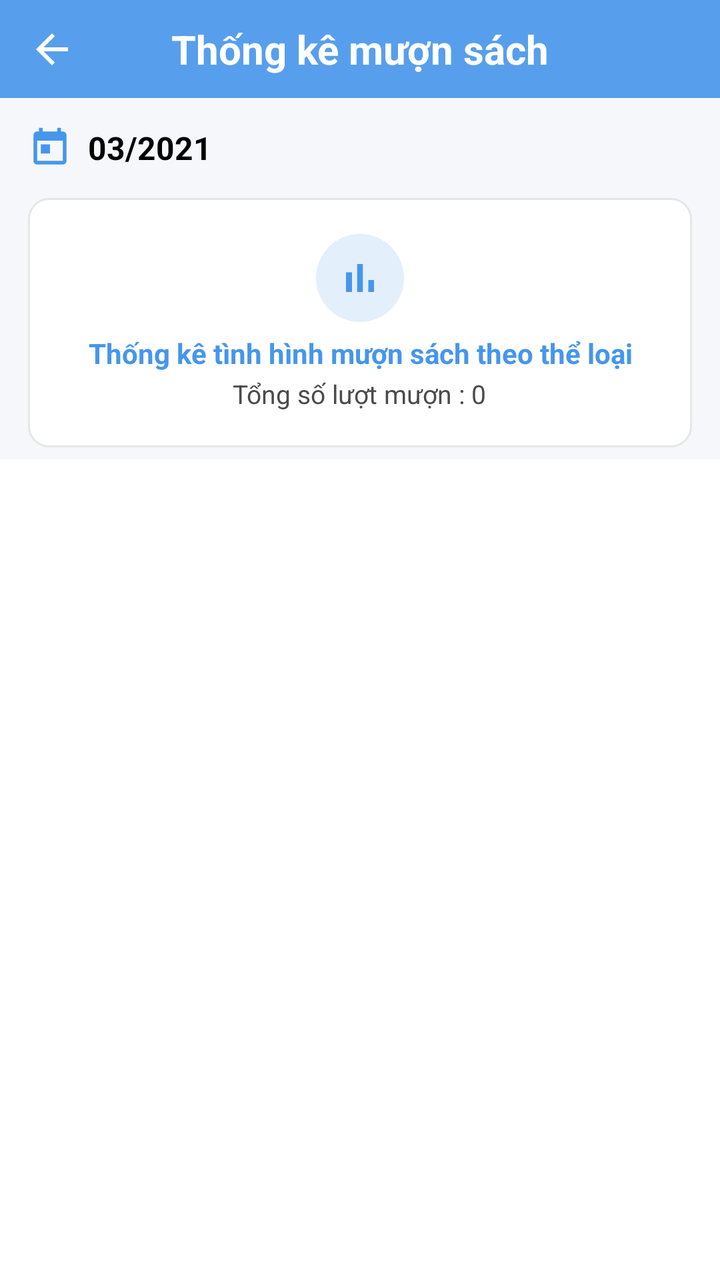
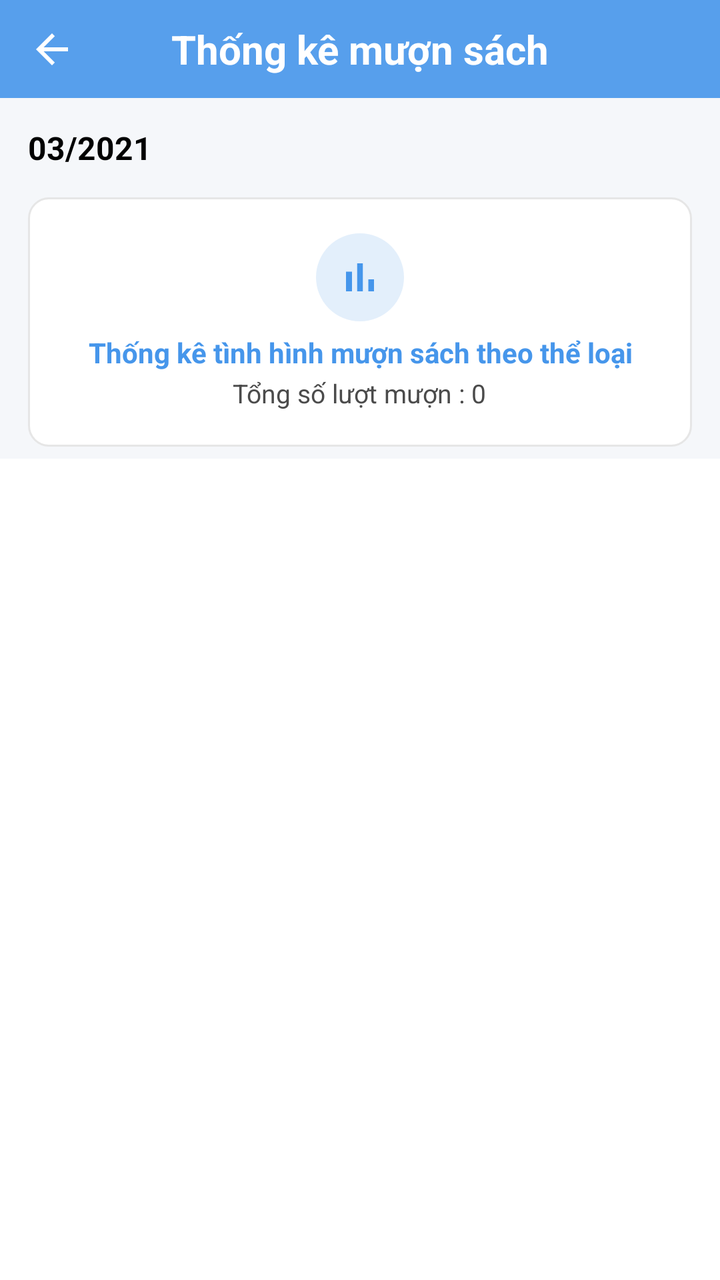

Before-and-after screenshots of an Android layout around one commit, followed by the original layout XML and the change that was made.
<!-- AndroidManifest.xml: application theme Theme.QuanLyThuVien -->
<!-- res/layout/activity_baocao_chitiet.xml -->
<?xml version="1.0" encoding="utf-8"?>
<androidx.constraintlayout.widget.ConstraintLayout xmlns:android="http://schemas.android.com/apk/res/android"
    xmlns:app="http://schemas.android.com/apk/res-auto"
    android:layout_width="match_parent"
    android:layout_height="match_parent"
    android:background="#F5F7FA">

    <androidx.constraintlayout.widget.ConstraintLayout
        android:id="@+id/header"
        android:layout_width="0dp"
        android:layout_height="49dp"
        android:background="@drawable/bg_header_sach"
        app:layout_constraintTop_toTopOf="parent"
        app:layout_constraintStart_toStartOf="parent"
        app:layout_constraintEnd_toEndOf="parent">

        <ImageView
            android:id="@+id/btnBack"
            android:layout_width="28dp"
            android:layout_height="28dp"
            android:layout_marginStart="12dp"
            android:padding="2dp"
            android:src="@drawable/ic_arrow_back"
            android:background="?attr/selectableItemBackgroundBorderless"
            android:contentDescription="Quay lại"
            app:layout_constraintTop_toTopOf="parent"
            app:layout_constraintBottom_toBottomOf="parent"
            app:layout_constraintStart_toStartOf="parent" />

        <TextView
            android:id="@+id/tvHeaderTitle"
            android:layout_width="wrap_content"
            android:layout_height="wrap_content"
            android:text="Thống kê mượn sách"
            android:textColor="#FFFFFF"
            android:textSize="20sp"
            android:textStyle="bold"
            app:layout_constraintTop_toTopOf="parent"
            app:layout_constraintBottom_toBottomOf="parent"
            app:layout_constraintStart_toStartOf="parent"
            app:layout_constraintEnd_toEndOf="parent" />
    </androidx.constraintlayout.widget.ConstraintLayout>

    <LinearLayout
        android:id="@+id/monthRow"
        android:layout_width="0dp"
        android:layout_height="wrap_content"
        android:orientation="horizontal"
        android:gravity="center_vertical"
        android:padding="14dp"
        android:clickable="true"
        android:focusable="true"
        app:layout_constraintTop_toBottomOf="@id/header"
        app:layout_constraintStart_toStartOf="parent"
        app:layout_constraintEnd_toEndOf="parent">

        <ImageView
            android:layout_width="22dp"
            android:layout_height="22dp"
            android:src="@drawable/ic_calendar"
            android:contentDescription="Tháng" />

        <TextView
            android:id="@+id/tvMonth"
            android:layout_width="wrap_content"
            android:layout_height="wrap_content"
            android:layout_marginStart="8dp"
            android:text="03/2021"
            android:textColor="#000000"
            android:textSize="16sp"
            android:textStyle="bold" />
    </LinearLayout>

    <LinearLayout
        android:id="@+id/summaryCard"
        android:layout_width="0dp"
        android:layout_height="wrap_content"
        android:layout_marginHorizontal="14dp"
        android:orientation="vertical"
        android:gravity="center"
        android:padding="18dp"
        android:background="@drawable/bg_phieu_card"
        app:layout_constraintTop_toBottomOf="@id/monthRow"
        app:layout_constraintStart_toStartOf="parent"
        app:layout_constraintEnd_toEndOf="parent">

        <FrameLayout
            android:layout_width="44dp"
            android:layout_height="44dp"
            android:background="@drawable/bg_avatar_circle">

            <ImageView
                android:layout_width="match_parent"
                android:layout_height="match_parent"
                android:padding="10dp"
                android:src="@drawable/ic_chart_bar"
                android:contentDescription="Biểu đồ" />
        </FrameLayout>

        <TextView
            android:id="@+id/tvSummaryTitle"
            android:layout_width="wrap_content"
            android:layout_height="wrap_content"
            android:layout_marginTop="6dp"
            android:gravity="center"
            android:text="Thống kê tình hình mượn sách theo thể loại"
            android:textColor="#4696EB"
            android:textSize="14sp"
            android:textStyle="bold" />

        <TextView
            android:id="@+id/tvTotal"
            android:layout_width="wrap_content"
            android:layout_height="wrap_content"
            android:layout_marginTop="2dp"
            android:text="Tổng số lượt mượn : 0"
            android:textColor="#4B4B4B"
            android:textSize="13sp" />
    </LinearLayout>

    <androidx.recyclerview.widget.RecyclerView
        android:id="@+id/rvTheLoai"
        android:layout_width="0dp"
        android:layout_height="0dp"
        android:layout_marginTop="6dp"
        android:background="#FFFFFF"
        app:layout_constraintTop_toBottomOf="@id/summaryCard"
        app:layout_constraintStart_toStartOf="parent"
        app:layout_constraintEnd_toEndOf="parent"
        app:layout_constraintBottom_toBottomOf="parent" />

    <TextView
        android:id="@+id/tvEmpty"
        android:layout_width="wrap_content"
        android:layout_height="wrap_content"
        android:text="Không có dữ liệu trong tháng này"
        android:textColor="#9AA3AE"
        android:textSize="14sp"
        android:visibility="gone"
        app:layout_constraintTop_toTopOf="@id/rvTheLoai"
        app:layout_constraintBottom_toBottomOf="@id/rvTheLoai"
        app:layout_constraintStart_toStartOf="@id/rvTheLoai"
        app:layout_constraintEnd_toEndOf="@id/rvTheLoai" />

</androidx.constraintlayout.widget.ConstraintLayout>
<!-- resources referenced by this layout -->
<resources>
  <!-- drawable bg_avatar_circle (drawable) -->
  <?xml version="1.0" encoding="utf-8"?>
  <shape xmlns:android="http://schemas.android.com/apk/res/android"
      android:shape="oval">
      <solid android:color="#E3EFFB" />
  </shape>
  <!-- drawable bg_header_sach (drawable) -->
  <?xml version="1.0" encoding="utf-8"?>
  <shape xmlns:android="http://schemas.android.com/apk/res/android"
      android:shape="rectangle">
      <solid android:color="#E64696EB" />
  </shape>
  <!-- drawable bg_phieu_card (drawable) -->
  <?xml version="1.0" encoding="utf-8"?>
  <shape xmlns:android="http://schemas.android.com/apk/res/android"
      android:shape="rectangle">
      <solid android:color="#FFFFFF" />
      <stroke android:width="1dp" android:color="#E6E6E6" />
      <corners android:radius="10dp" />
  </shape>
  <!-- drawable ic_arrow_back (drawable) -->
  <vector xmlns:android="http://schemas.android.com/apk/res/android"
      android:width="24dp"
      android:height="24dp"
      android:viewportWidth="24"
      android:viewportHeight="24"
      android:tint="#FFFFFF">
      <path
          android:fillColor="#FFFFFF"
          android:pathData="M20,11H7.83l5.59,-5.59L12,4l-8,8 8,8 1.41,-1.41L7.83,13H20v-2z"/>
  </vector>
  <!-- drawable ic_calendar (drawable) -->
  <?xml version="1.0" encoding="utf-8"?>
  <vector xmlns:android="http://schemas.android.com/apk/res/android"
      android:width="22dp"
      android:height="22dp"
      android:viewportWidth="24"
      android:viewportHeight="24"
      android:tint="#4696EB">
      <path
          android:fillColor="#4696EB"
          android:pathData="M19,3h-1V1h-2v2H8V1H6v2H5c-1.11,0 -1.99,0.9 -1.99,2L3,19c0,1.1 0.89,2 2,2h14c1.1,0 2,-0.9 2,-2V5c0,-1.1 -0.9,-2 -2,-2zM19,19H5V8h14v11zM7,10h5v5H7z" />
  </vector>
  <!-- drawable ic_chart_bar (drawable) -->
  <?xml version="1.0" encoding="utf-8"?>
  <vector xmlns:android="http://schemas.android.com/apk/res/android"
      android:width="24dp"
      android:height="24dp"
      android:viewportWidth="24"
      android:viewportHeight="24"
      android:tint="#4696EB">
      <path
          android:fillColor="#4696EB"
          android:pathData="M5,9.2h3V19H5zM10.6,5h2.8v14h-2.8zM16.2,13h2.8v6h-2.8z" />
  </vector>
  <style name="Theme.QuanLyThuVien" parent="Base.Theme.QuanLyThuVien" />
  <style name="Base.Theme.QuanLyThuVien" parent="Theme.Material3.DayNight.NoActionBar">
          <item name="colorPrimary">@color/colorPrimary</item>
          <item name="colorPrimaryVariant">@color/colorPrimaryDark</item>
          <item name="colorOnPrimary">@color/white</item>
          
          <item name="android:statusBarColor" tools:targetApi="l">@android:color/transparent</item>
          <item name="android:windowLightStatusBar" tools:targetApi="m">false</item>
      </style>
  <color name="colorPrimary">#4696EB</color>
  <color name="colorPrimaryDark">#4F91D7</color>
  <color name="white">#FFFFFFFF</color>
</resources>

<!-- the commit's change to res/layout/activity_baocao_chitiet.xml (unified diff, before → after) -->
@@ -54,17 +54,10 @@
         app:layout_constraintStart_toStartOf="parent"
         app:layout_constraintEnd_toEndOf="parent">
 
-        <ImageView
-            android:layout_width="22dp"
-            android:layout_height="22dp"
-            android:src="@drawable/ic_calendar"
-            android:contentDescription="Tháng" />
-
         <TextView
             android:id="@+id/tvMonth"
             android:layout_width="wrap_content"
             android:layout_height="wrap_content"
-            android:layout_marginStart="8dp"
             android:text="03/2021"
             android:textColor="#000000"
             android:textSize="16sp"
<!-- resource entries referenced after the edit -->
@@ -31,18 +31,6 @@
           android:fillColor="#FFFFFF"
           android:pathData="M20,11H7.83l5.59,-5.59L12,4l-8,8 8,8 1.41,-1.41L7.83,13H20v-2z"/>
   </vector>
-  <!-- drawable ic_calendar (drawable) -->
-  <?xml version="1.0" encoding="utf-8"?>
-  <vector xmlns:android="http://schemas.android.com/apk/res/android"
-      android:width="22dp"
-      android:height="22dp"
-      android:viewportWidth="24"
-      android:viewportHeight="24"
-      android:tint="#4696EB">
-      <path
-          android:fillColor="#4696EB"
-          android:pathData="M19,3h-1V1h-2v2H8V1H6v2H5c-1.11,0 -1.99,0.9 -1.99,2L3,19c0,1.1 0.89,2 2,2h14c1.1,0 2,-0.9 2,-2V5c0,-1.1 -0.9,-2 -2,-2zM19,19H5V8h14v11zM7,10h5v5H7z" />
-  </vector>
   <!-- drawable ic_chart_bar (drawable) -->
   <?xml version="1.0" encoding="utf-8"?>
   <vector xmlns:android="http://schemas.android.com/apk/res/android"
